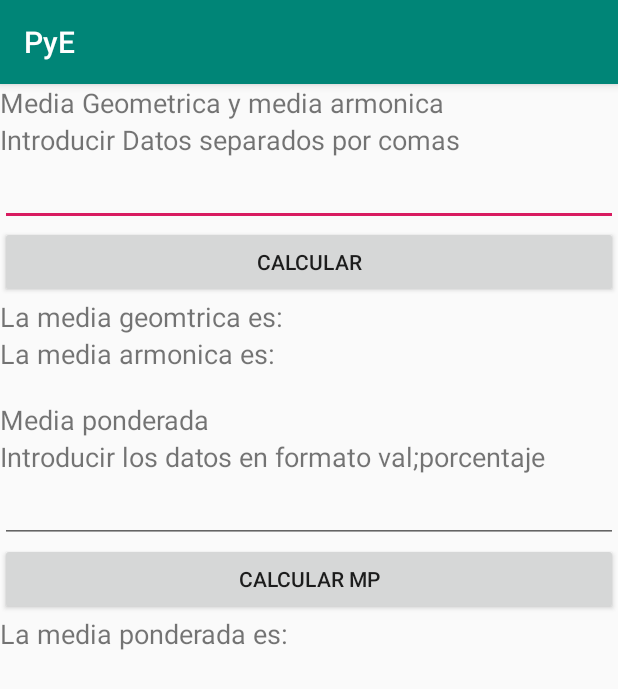
After one commit to Andres77872/PyE, an Android app: the Tema_5 screen opened directly, with no data from a screen before it, on a phone screen of 412 x 824 dp. The commit adds this screen. Shown: the top 689 px of the screen. Run offline under Robolectric (Android 15) with nearby library versions, the phone set to English and light mode, and no system bars.

Commit message:
Avance 5

```diff
--- a/app/src/main/AndroidManifest.xml
+++ b/app/src/main/AndroidManifest.xml
@@ -9,7 +9,8 @@
         android:roundIcon="@mipmap/ic_launcher_round"
         android:supportsRtl="true"
         android:theme="@style/AppTheme">
-        <activity android:name=".Tema4.Tema_4"></activity>
+        <activity android:name=".Tema5.Tema_5"></activity>
+        <activity android:name=".Tema4.Tema_4" />
         <activity android:name=".Tema3.Tema_3" />
         <activity android:name=".Tema2.act.P_T2_Aleatorio" />
         <activity android:name=".Tema2.act.P_T2_TamMuestra" />
--- /dev/null
+++ b/app/src/main/res/layout/activity_tema5.xml
@@ -0,0 +1,101 @@
+<?xml version="1.0" encoding="utf-8"?>
+<LinearLayout xmlns:android="http://schemas.android.com/apk/res/android"
+    xmlns:app="http://schemas.android.com/apk/res-auto"
+    xmlns:tools="http://schemas.android.com/tools"
+    android:layout_width="match_parent"
+    android:layout_height="wrap_content"
+    android:orientation="vertical"
+    tools:context=".Tema5.Tema_5">
+
+    <TextView
+        android:id="@+id/textView23"
+        android:layout_width="match_parent"
+        android:layout_height="wrap_content"
+        android:layout_weight="1"
+        android:text="Media Geometrica y media armonica"
+        android:textSize="18sp" />
+
+    <TextView
+        android:id="@+id/textView24"
+        android:layout_width="match_parent"
+        android:layout_height="wrap_content"
+        android:layout_weight="1"
+        android:text="Introducir Datos separados por comas"
+        android:textSize="18sp" />
+
+    <EditText
+        android:id="@+id/edt_T5_Entrada"
+        android:layout_width="match_parent"
+        android:layout_height="wrap_content"
+        android:layout_weight="1"
+        android:ems="10"
+        android:inputType="textPersonName" />
+
+    <Button
+        android:id="@+id/btn_T5_Calcular"
+        android:layout_width="match_parent"
+        android:layout_height="wrap_content"
+        android:layout_weight="1"
+        android:text="Calcular" />
+
+    <TextView
+        android:id="@+id/lbl_T5_MG"
+        android:layout_width="match_parent"
+        android:layout_height="wrap_content"
+        android:layout_weight="1"
+        android:text="La media geomtrica es: "
+        android:textSize="18sp" />
+
+    <TextView
+        android:id="@+id/lbl_T5_MA"
+        android:layout_width="match_parent"
+        android:layout_height="wrap_content"
+        android:layout_weight="1"
+        android:text="La media armonica es: "
+        android:textSize="18sp" />
+
+    <TextView
+        android:id="@+id/textView31"
+        android:layout_width="match_parent"
+        android:layout_height="wrap_content"
+        android:layout_weight="1" />
+
+    <TextView
+        android:id="@+id/textView29"
+        android:layout_width="match_parent"
+        android:layout_height="wrap_content"
+        android:layout_weight="1"
+        android:text="Media ponderada"
+        android:textSize="18sp" />
+
+    <TextView
+        android:id="@+id/textView32"
+        android:layout_width="match_parent"
+        android:layout_height="wrap_content"
+        android:layout_weight="1"
+        android:text="Introducir los datos en formato val;porcentaje"
+        android:textSize="18sp" />
+
+    <EditText
+        android:id="@+id/edt_T5_EntradaMP"
+        android:layout_width="match_parent"
+        android:layout_height="wrap_content"
+        android:layout_weight="1"
+        android:ems="10"
+        android:inputType="textPersonName" />
+
+    <Button
+        android:id="@+id/btn_T5_CalcularMP"
+        android:layout_width="match_parent"
+        android:layout_height="wrap_content"
+        android:layout_weight="1"
+        android:text="Calcular MP" />
+
+    <TextView
+        android:id="@+id/lbl_T5_MP"
+        android:layout_width="match_parent"
+        android:layout_height="wrap_content"
+        android:layout_weight="1"
+        android:text="La media ponderada es: "
+        android:textSize="18sp" />
+</LinearLayout>
```
Also changed, not shown: app/src/main/java/com/example/pye/MainActivity.java (+17 -9 lines), app/src/main/java/com/example/pye/Tema5/Tema_5.java (added, +70 -0 lines), app/src/main/res/layout/activity_main.xml (+7 -0 lines).
